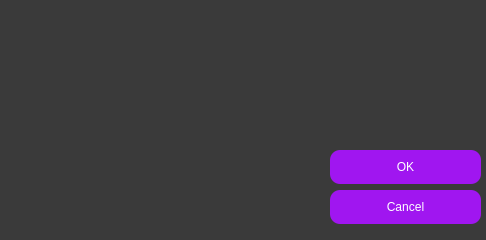
Before: the Qt Designer form settings.ui in SergioStranger/DiscordWebhooks, drawn with Qt 5.
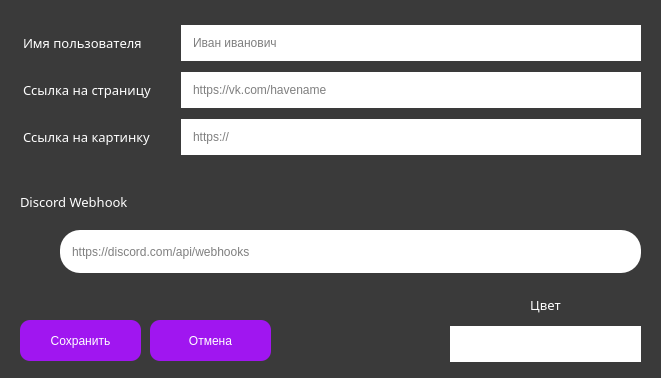
After: the same form once the commit is applied. Icons and pictures are not drawn.

The edit to the form file:
```diff
--- a/settings.ui
+++ b/settings.ui
@@ -6,10 +6,22 @@
    <rect>
     <x>0</x>
     <y>0</y>
-    <width>486</width>
-    <height>240</height>
+    <width>661</width>
+    <height>378</height>
    </rect>
   </property>
+  <property name="minimumSize">
+   <size>
+    <width>0</width>
+    <height>0</height>
+   </size>
+  </property>
+  <property name="maximumSize">
+   <size>
+    <width>1000</width>
+    <height>1000</height>
+   </size>
+  </property>
   <property name="windowTitle">
    <string>Настройки</string>
   </property>
@@ -17,26 +29,296 @@
    <string notr="true">font: 75 10pt &quot;Comfortaa&quot;;
 background: #3a3a3a;</string>
   </property>
-  <widget class="QDialogButtonBox" name="buttonBox">
+  <widget class="QWidget" name="layoutWidget">
    <property name="geometry">
     <rect>
-     <x>330</x>
-     <y>150</y>
-     <width>151</width>
-     <height>81</height>
+     <x>20</x>
+     <y>20</y>
+     <width>621</width>
+     <height>141</height>
     </rect>
    </property>
+   <layout class="QGridLayout" name="main_Link">
+    <item row="1" column="0">
+     <widget class="QLabel" name="label_link_2">
+      <property name="font">
+       <font>
+        <family>Comfortaa</family>
+        <pointsize>10</pointsize>
+        <weight>9</weight>
+        <italic>false</italic>
+        <bold>false</bold>
+       </font>
+      </property>
+      <property name="whatsThis">
+       <string>&lt;html&gt;&lt;head/&gt;&lt;body&gt;&lt;p&gt;&lt;br/&gt;&lt;/p&gt;&lt;/body&gt;&lt;/html&gt;</string>
+      </property>
+      <property name="styleSheet">
+       <string notr="true">color: #fff;
+margin-right: 20px;</string>
+      </property>
+      <property name="text">
+       <string>Ссылка на страницу</string>
+      </property>
+      <property name="alignment">
+       <set>Qt::AlignLeading|Qt::AlignLeft|Qt::AlignVCenter</set>
+      </property>
+     </widget>
+    </item>
+    <item row="0" column="2">
+     <widget class="QLineEdit" name="lineEdit_UserName">
+      <property name="styleSheet">
+       <string notr="true">background: #fff;
+color: #000;
+padding: 10px;
+border-radius: 20px;</string>
+      </property>
+      <property name="text">
+       <string/>
+      </property>
+      <property name="placeholderText">
+       <string>Иван иванович</string>
+      </property>
+     </widget>
+    </item>
+    <item row="0" column="0">
+     <widget class="QLabel" name="label_link">
+      <property name="font">
+       <font>
+        <family>Comfortaa</family>
+        <pointsize>10</pointsize>
+        <weight>9</weight>
+        <italic>false</italic>
+        <bold>false</bold>
+       </font>
+      </property>
+      <property name="whatsThis">
+       <string>&lt;html&gt;&lt;head/&gt;&lt;body&gt;&lt;p&gt;&lt;br/&gt;&lt;/p&gt;&lt;/body&gt;&lt;/html&gt;</string>
+      </property>
+      <property name="styleSheet">
+       <string notr="true">color: #fff;
+margin-right: 20px;</string>
+      </property>
+      <property name="text">
+       <string>Имя пользователя</string>
+      </property>
+      <property name="alignment">
+       <set>Qt::AlignLeading|Qt::AlignLeft|Qt::AlignVCenter</set>
+      </property>
+     </widget>
+    </item>
+    <item row="1" column="2">
+     <widget class="QLineEdit" name="lineEdit_UserLink">
+      <property name="styleSheet">
+       <string notr="true">background: #fff;
+color: #000;
+padding: 10px;
+border-radius: 20px;</string>
+      </property>
+      <property name="inputMask">
+       <string/>
+      </property>
+      <property name="text">
+       <string/>
+      </property>
+      <property name="placeholderText">
+       <string>https://vk.com/havename</string>
+      </property>
+     </widget>
+    </item>
+    <item row="2" column="0">
+     <widget class="QLabel" name="label_link_3">
+      <property name="font">
+       <font>
+        <family>Comfortaa</family>
+        <pointsize>10</pointsize>
+        <weight>9</weight>
+        <italic>false</italic>
+        <bold>false</bold>
+       </font>
+      </property>
+      <property name="whatsThis">
+       <string>&lt;html&gt;&lt;head/&gt;&lt;body&gt;&lt;p&gt;&lt;br/&gt;&lt;/p&gt;&lt;/body&gt;&lt;/html&gt;</string>
+      </property>
+      <property name="styleSheet">
+       <string notr="true">color: #fff;
+margin-right: 20px;</string>
+      </property>
+      <property name="text">
+       <string>Ссылка на картинку</string>
+      </property>
+      <property name="alignment">
+       <set>Qt::AlignLeading|Qt::AlignLeft|Qt::AlignVCenter</set>
+      </property>
+     </widget>
+    </item>
+    <item row="2" column="2">
+     <widget class="QLineEdit" name="lineEdit_UserImage">
+      <property name="styleSheet">
+       <string notr="true">background: #fff;
+color: #000;
+padding: 10px;
+border-radius: 20px;</string>
+      </property>
+      <property name="text">
+       <string/>
+      </property>
+      <property name="placeholderText">
+       <string>https://</string>
+      </property>
+     </widget>
+    </item>
+   </layout>
+  </widget>
+  <widget class="QPushButton" name="pushButton">
+   <property name="geometry">
+    <rect>
+     <x>20</x>
+     <y>320</y>
+     <width>121</width>
+     <height>41</height>
+    </rect>
+   </property>
+   <property name="cursor">
+    <cursorShape>PointingHandCursor</cursorShape>
+   </property>
    <property name="styleSheet">
     <string notr="true">background: #a016f0;
 color: #fff;
-border-radius: 10px;
-padding: 10px;</string>
+border-radius: 10px;</string>
    </property>
-   <property name="orientation">
-    <enum>Qt::Vertical</enum>
+   <property name="text">
+    <string>Сохранить</string>
    </property>
-   <property name="standardButtons">
-    <set>QDialogButtonBox::Cancel|QDialogButtonBox::Ok</set>
+  </widget>
+  <widget class="QPushButton" name="pushButton_Cancel">
+   <property name="geometry">
+    <rect>
+     <x>150</x>
+     <y>320</y>
+     <width>121</width>
+     <height>41</height>
+    </rect>
+   </property>
+   <property name="cursor">
+    <cursorShape>PointingHandCursor</cursorShape>
+   </property>
+   <property name="styleSheet">
+    <string notr="true">background: #a016f0;
+color: #fff;
+border-radius: 10px;</string>
+   </property>
+   <property name="text">
+    <string>Отмена</string>
+   </property>
+  </widget>
+  <widget class="QWidget" name="layoutWidget_2">
+   <property name="geometry">
+    <rect>
+     <x>450</x>
+     <y>290</y>
+     <width>191</width>
+     <height>72</height>
+    </rect>
+   </property>
+   <layout class="QGridLayout" name="other_Input">
+    <item row="2" column="2">
+     <widget class="QLineEdit" name="lineEdit_color">
+      <property name="styleSheet">
+       <string notr="true">background: #fff;
+color: #000;
+padding: 10px;
+border-radius: 20px;</string>
+      </property>
+      <property name="inputMethodHints">
+       <set>Qt::ImhNone</set>
+      </property>
+      <property name="inputMask">
+       <string/>
+      </property>
+      <property name="text">
+       <string/>
+      </property>
+      <property name="alignment">
+       <set>Qt::AlignCenter</set>
+      </property>
+     </widget>
+    </item>
+    <item row="1" column="2">
+     <widget class="QLabel" name="label_color">
+      <property name="font">
+       <font>
+        <family>Comfortaa</family>
+        <pointsize>10</pointsize>
+        <weight>9</weight>
+        <italic>false</italic>
+        <bold>false</bold>
+       </font>
+      </property>
+      <property name="styleSheet">
+       <string notr="true">color: #fff;</string>
+      </property>
+      <property name="text">
+       <string>Цвет</string>
+      </property>
+      <property name="alignment">
+       <set>Qt::AlignCenter</set>
+      </property>
+     </widget>
+    </item>
+   </layout>
+  </widget>
+  <widget class="QLineEdit" name="lineEdit_UserWebhook">
+   <property name="geometry">
+    <rect>
+     <x>60</x>
+     <y>230</y>
+     <width>581</width>
+     <height>43</height>
+    </rect>
+   </property>
+   <property name="styleSheet">
+    <string notr="true">background: #fff;
+color: #000;
+padding: 10px;
+border-radius: 20px;</string>
+   </property>
+   <property name="text">
+    <string/>
+   </property>
+   <property name="placeholderText">
+    <string>https://discord.com/api/webhooks</string>
+   </property>
+  </widget>
+  <widget class="QLabel" name="label_link_4">
+   <property name="geometry">
+    <rect>
+     <x>20</x>
+     <y>180</y>
+     <width>175</width>
+     <height>43</height>
+    </rect>
+   </property>
+   <property name="font">
+    <font>
+     <family>Comfortaa</family>
+     <pointsize>10</pointsize>
+     <weight>9</weight>
+     <italic>false</italic>
+     <bold>false</bold>
+    </font>
+   </property>
+   <property name="whatsThis">
+    <string>&lt;html&gt;&lt;head/&gt;&lt;body&gt;&lt;p&gt;&lt;br/&gt;&lt;/p&gt;&lt;/body&gt;&lt;/html&gt;</string>
+   </property>
+   <property name="styleSheet">
+    <string notr="true">color: #fff;</string>
+   </property>
+   <property name="text">
+    <string>Discord Webhook</string>
+   </property>
+   <property name="alignment">
+    <set>Qt::AlignLeading|Qt::AlignLeft|Qt::AlignVCenter</set>
    </property>
   </widget>
  </widget>
```
Left out of the diff: 41 changed lines with no effect on the pictures.
